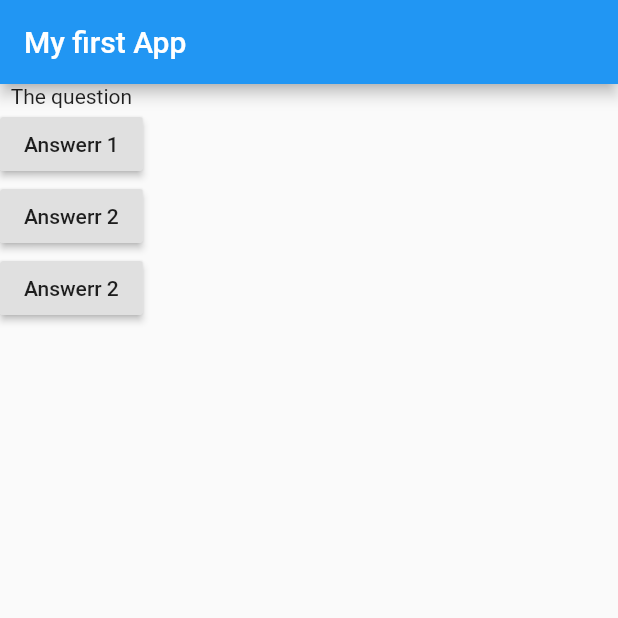
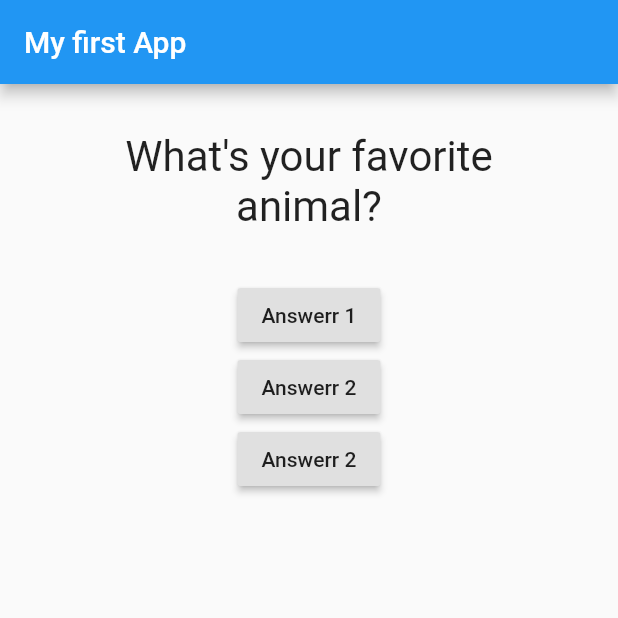
Before and after one commit to wilson1234567891962/flutter_complete_guide, a Flutter app: the screen it shows after launch, after a tap on "Answerr 1", on a phone screen of 412 x 824 dp, the top half of it. Run offline on Flutter 3.47's test engine with Material 2 defaults, Android fonts, the phone set to English and light mode, and no system bars.

Commit message:
Change the styles in question dart class

```diff
--- a/lib/main.dart
+++ b/lib/main.dart
@@ -1,16 +1,32 @@
 import 'package:flutter/material.dart';
+import './question.dart';
 
 void main() {
   runApp(MyApp());
 }
 
-class MyApp extends StatelessWidget {
+class MyApp extends StatefulWidget {
+  @override
+  State<StatefulWidget> createState() {
+    return _MyAppState();
+  }
+}
+
+class _MyAppState extends State<MyApp> {
+  var _questionIndex = 0;
   void answerQuestion() {
-    print('Anserr option');
+    setState(() {
+      _questionIndex = _questionIndex + 1;
+    });
+    print(_questionIndex);
   }
 
   @override
   Widget build(BuildContext context) {
+    var questions = [
+      'What\'s your favorite color?',
+      'What\'s your favorite  animal?',
+    ];
     return MaterialApp(
       home: Scaffold(
         appBar: AppBar(
@@ -18,7 +34,9 @@ class MyApp extends StatelessWidget {
         ),
         body: Column(
           children: [
-            Text('The question'),
+            Question(
+              questions[_questionIndex],
+            ),
             RaisedButton(
               child: Text('Answerr 1'),
               onPressed: answerQuestion,
@@ -29,7 +47,9 @@ class MyApp extends StatelessWidget {
             ),
             RaisedButton(
               child: Text('Answerr 2'),
-              onPressed: answerQuestion,
+              onPressed: () {
+                print('Answer 6');
+              },
             )
           ],
         ),
--- /dev/null
+++ b/lib/question.dart
@@ -0,0 +1,20 @@
+import 'package:flutter/cupertino.dart';
+
+class Question extends StatelessWidget {
+  final String questionText;
+
+  Question(this.questionText);
+
+  @override
+  Widget build(BuildContext context) {
+    return Container(
+      width: double.infinity,
+      margin: EdgeInsets.all(32),
+      child: Text(
+        questionText,
+        style: TextStyle(fontSize: 28),
+        textAlign: TextAlign.center,
+      ),
+    );
+  }
+}
```
